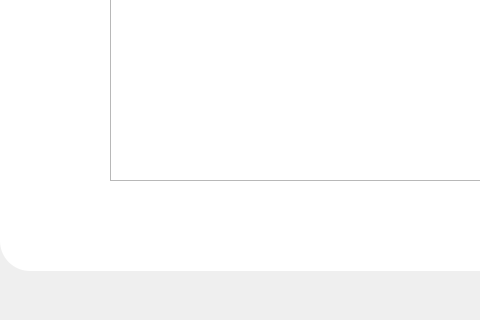
First picture: the form in BOOS/boosUI.ui, repository python-team-9/final_work, before the edit; both pictures show x 0 to 480 and y 570 to 890 of the 1177 by 890 pixel window.
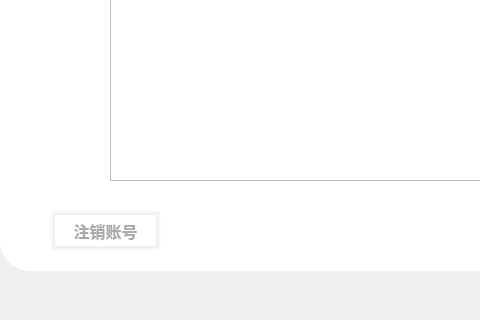
Second picture: the form after the edit.

Patch:
```diff
--- a/BOOS/boosUI.ui
+++ b/BOOS/boosUI.ui
@@ -287,6 +287,41 @@
       <string>发布</string>
      </property>
     </widget>
+    <widget class="QPushButton" name="pushButton_7">
+     <property name="geometry">
+      <rect>
+       <x>30</x>
+       <y>710</y>
+       <width>111</width>
+       <height>41</height>
+      </rect>
+     </property>
+     <property name="font">
+      <font>
+       <family>幼圆</family>
+       <pointsize>12</pointsize>
+       <weight>75</weight>
+       <bold>true</bold>
+      </font>
+     </property>
+     <property name="styleSheet">
+      <string notr="true">QPushButton{
+	border-top: 5px solid qlineargradient(y0:0, y1:1,stop: 0 #ececef, stop: 1 white);
+border-left: 5px solid qlineargradient(x0:0, x1:1,stop: 0 #ececef, stop: 1 white);
+ border-bottom: 5px solid qlineargradient(y0:0, y1:1,stop: 0 white, stop: 1  #ececef);
+border-right: 5px solid qlineargradient(x0:0, x1:1,stop:  0 white, stop: 1 #ececef);
+background-color: rgb(255,255,255);
+	color:#aaa
+}
+QPushButton:pressed{
+	padding-top:15px;
+	padding-left:15px;
+}</string>
+     </property>
+     <property name="text">
+      <string>注销账号</string>
+     </property>
+    </widget>
    </widget>
    <widget class="QLabel" name="label_8">
     <property name="geometry">
```
